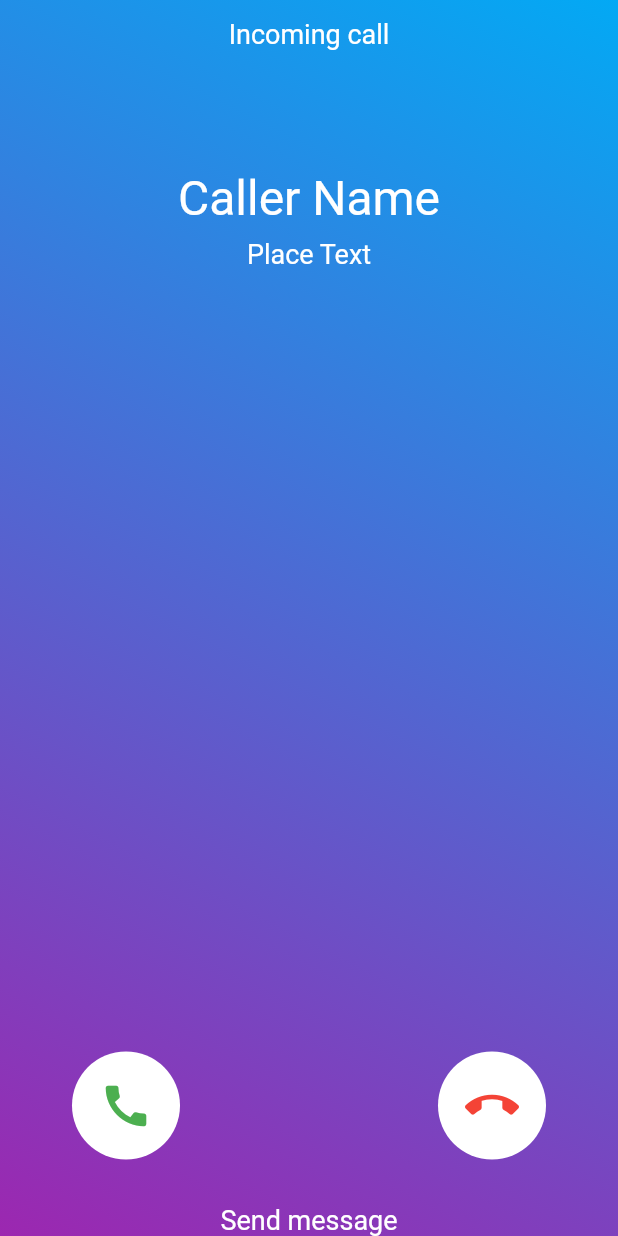
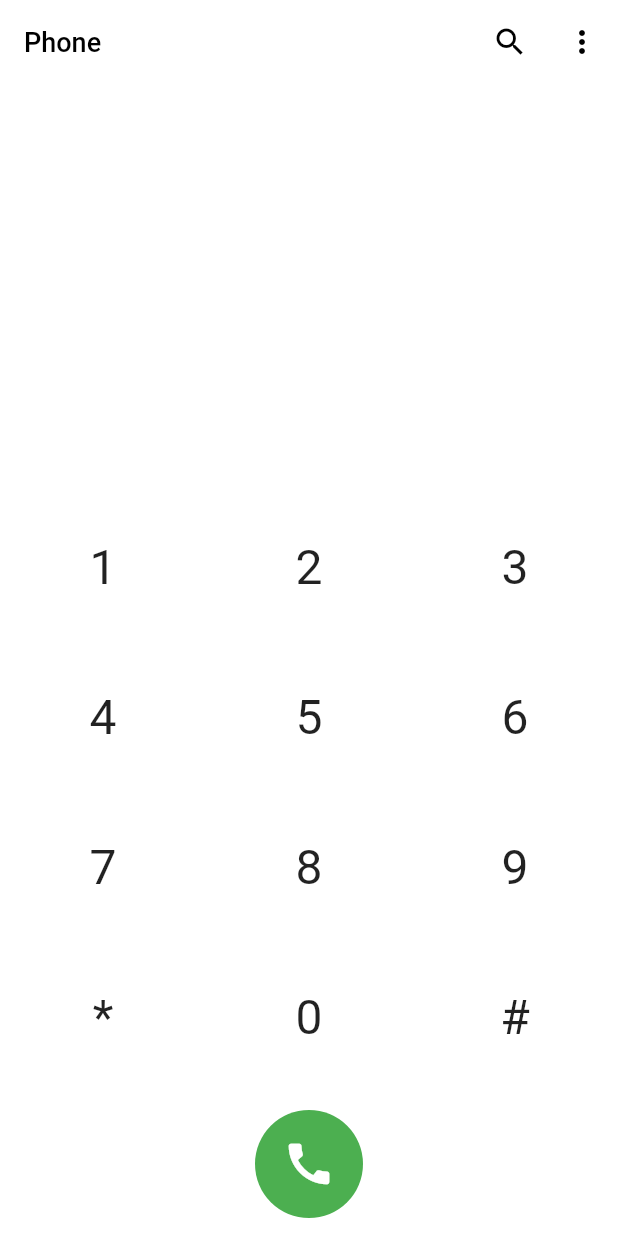
Before and after one commit to JIEEEN/SMART-ME, a Flutter app: the screen it shows after launch, on a phone screen of 412 x 824 dp. Run offline on Flutter 3.47's test engine with Material 2 defaults, Android fonts, the light colour scheme and no system bars; missing offline and left inert: slide_action.

Commit message:
[ADD] android give call by phone number layout

```diff
--- /dev/null
+++ b/lib/call/call_dial_screen.dart
@@ -0,0 +1,192 @@
+import 'package:flutter/material.dart';
+import 'package:smart_me/constants.dart';
+
+class AndroidCallDialScreen extends StatefulWidget {
+  const AndroidCallDialScreen({super.key});
+
+  @override
+  State<AndroidCallDialScreen> createState() => _AndroidCallDialScreenState();
+}
+
+class _AndroidCallDialScreenState extends State<AndroidCallDialScreen> {
+  final numbers = [['1', '2', '3'], ['4', '5', '6'], ['7', '8', '9'], ['*', '0', '#']];
+
+  late String phoneNum;
+
+  @override
+  void initState() {
+    super.initState();
+
+    phoneNum = '';
+  }
+
+  onKeyPress(val) {
+    setState(() {
+      phoneNum = phoneNum + val;
+    });
+  }
+
+  renderDial() {
+    return numbers.map(
+      (x) => Row(
+        children: x.map(
+          (y) {
+            return Expanded(
+              child: AndroidNumberKey(
+                number: y,
+                onTap: (val) {
+                  onKeyPress(val);
+                },
+                value: y,
+              )
+            );
+          }
+        ).toList(),
+      )
+    ).toList();
+  }
+
+  renderPhoneNum() {
+    String display = "";
+
+    if(phoneNum.isNotEmpty) {
+      display = phoneNum;
+    }
+
+    return Expanded(
+      child: Center(
+        child: Text(
+          display,
+          style: const TextStyle(
+            color: Colors.black,
+            fontWeight: FontWeight.bold,
+            fontSize: 36
+          ),
+        )
+      ),
+    );
+  }
+
+  @override
+  Widget build(BuildContext context) {
+    return Scaffold(
+      appBar: AppBar(
+        backgroundColor: Colors.white,
+        shadowColor: Colors.transparent,
+        title: const Text(
+          phone,
+          style: TextStyle(
+            fontSize: 18,
+            color: Colors.black
+          ),
+        ),
+        actions: [
+          IconButton(
+            onPressed: () {
+
+            },
+            icon: const Icon(
+              Icons.search,
+              color: Colors.black,
+            ),
+          ),
+          IconButton(
+            onPressed: () {
+
+            },
+            icon: const Icon(
+              Icons.more_vert,
+              color: Colors.black,
+            ),
+          )
+        ],
+      ),
+      body: Container(
+        height: double.infinity,
+        width: double.infinity,
+        color: Colors.white,
+        child: Column(
+          children: [
+            renderPhoneNum(),
+            ...renderDial(),
+            const AndroidCallIcon()
+          ]
+        ),
+      ),
+    );
+  }
+}
+
+class AndroidNumberKey extends StatefulWidget {
+  final dynamic number;
+  final dynamic value;
+  final ValueSetter<dynamic> onTap;
+
+  const AndroidNumberKey({
+    super.key,
+    @required this.number,
+    required this.onTap,
+    @required this.value,
+  }) : assert (number != null),
+       assert (value != null);
+
+  @override
+  _AndroidNumberKeyState createState() => _AndroidNumberKeyState();
+}
+
+class _AndroidNumberKeyState extends State<AndroidNumberKey> {
+
+  @override
+  Widget build (BuildContext context) {
+    return InkWell(
+      onTap: () {
+        widget.onTap(widget.value);
+      },
+      child: SizedBox(
+        height: 100,
+        child: AspectRatio(
+          aspectRatio: 2,
+          child: Center(
+            child: Text(
+              widget.number,
+              style: const TextStyle(
+                fontSize: 32,
+              ),
+            ),
+          ),
+        ),
+      ),
+    );
+  }
+}
+
+class AndroidCallIcon extends StatelessWidget {
+  const AndroidCallIcon({
+    super.key,
+  });
+
+  @override
+  Widget build(BuildContext context) {
+    return Padding(
+      padding: const EdgeInsets.symmetric(vertical: 12.0),
+      child: Container(
+        height: 72,
+        width: 72,
+        decoration: const BoxDecoration(
+          color: Colors.green,
+          shape: BoxShape.circle
+        ),
+        child: IconButton(
+          onPressed: () {
+
+          },
+          icon: const Icon(
+            Icons.call,
+            color: Colors.white,
+          ),
+          iconSize: 36,
+        ),
+      ),
+    );
+  }
+}
--- a/lib/constants.dart
+++ b/lib/constants.dart
@@ -5,3 +5,5 @@ const String accept = "Accept";
 
 const String incomingCall = "Incoming call";
 const String sendMessage = "Send message";
+
+const String phone = "Phone";
--- a/lib/main.dart
+++ b/lib/main.dart
@@ -1,4 +1,5 @@
 import 'package:flutter/material.dart';
+import 'package:smart_me/call/call_dial_screen.dart';
 
 import 'call/get_call_screen.dart';
 
@@ -59,11 +60,11 @@ class _MyHomePageState extends State<MyHomePage> {
     // The Flutter framework has been optimized to make rerunning build methods
     // fast, so that you can just rebuild anything that needs updating rather
     // than having to individually change instances of widgets.
-    return const Scaffold(
+    return Scaffold(
       body: Center(
         // Center is a layout widget. It takes a single child and positions it
         // in the middle of the parent.
-        child: AndroidGetCallScreen(),// This trailing comma makes auto-formatting nicer for build methods.
+        child: AndroidCallDialScreen(),// This trailing comma makes auto-formatting nicer for build methods.
       )
     );
   }
```
